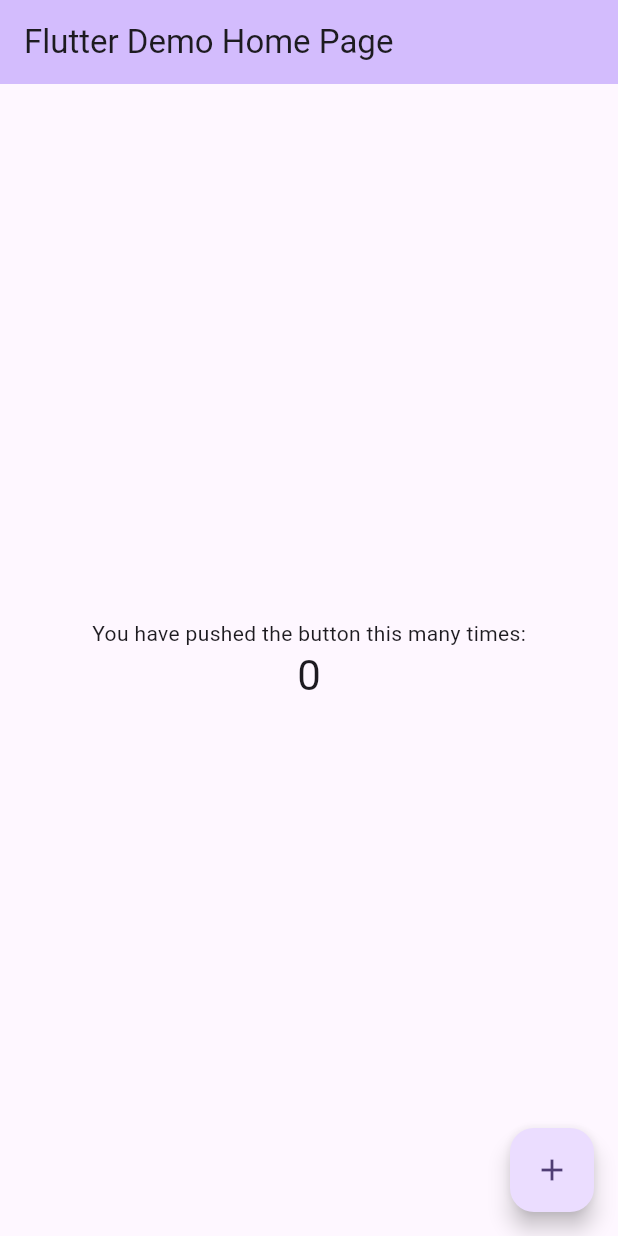
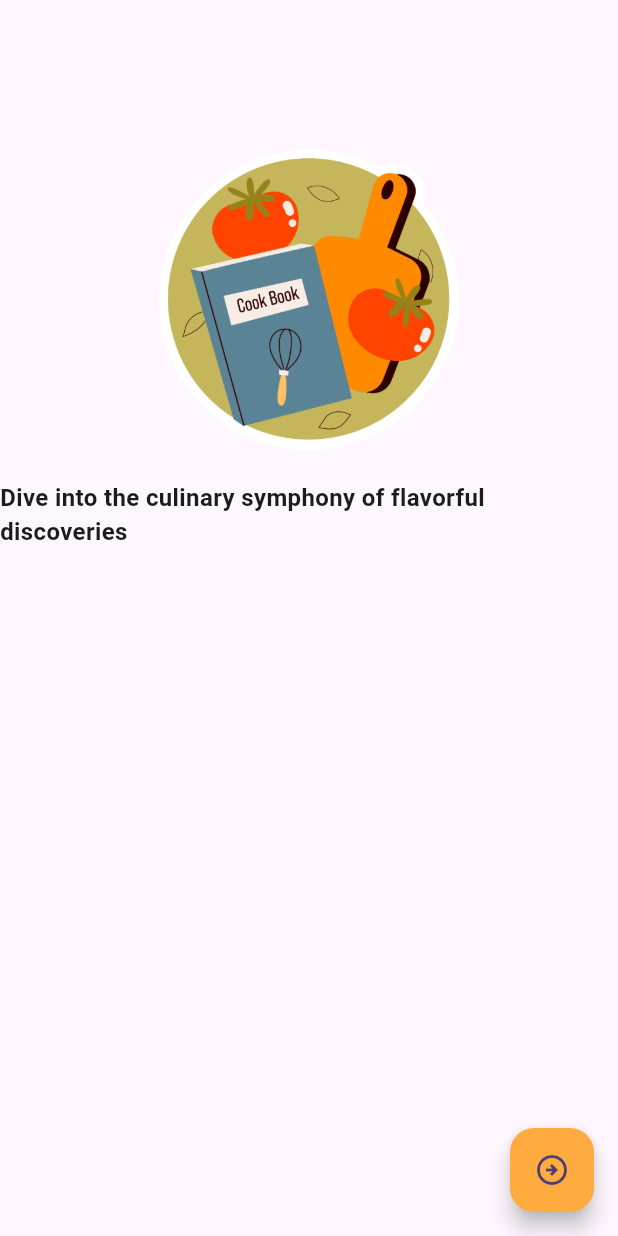
Before and after one commit to Rohit-554/Culinary_Craft, a Flutter app: the screen it shows after launch, on a phone screen of 412 x 824 dp. Run offline on Flutter 3.47's test engine with Material 2 defaults, Android fonts, the light colour scheme and no system bars; our stand-ins replace firebase_auth, firebase_core, google_fonts; accounts and stored records are empty.

Commit message:
Added dependencies and prepared screens

```diff
--- a/lib/main.dart
+++ b/lib/main.dart
@@ -1,6 +1,7 @@
 import 'package:flutter/material.dart';
 import 'package:firebase_core/firebase_core.dart';
 import 'package:firebase_auth/firebase_auth.dart';
+import 'package:fud/presentation/onboarding_screens/WelcomeScreen01.dart';
 
 void main() {
   runApp(const MyApp());
@@ -16,8 +17,9 @@ class MyApp extends StatelessWidget {
       theme: ThemeData(
         colorScheme: ColorScheme.fromSeed(seedColor: Colors.deepPurple),
         useMaterial3: true,
+
       ),
-      home: const MyHomePage(title: 'Flutter Demo Home Page'),
+      home: WelcomeScreen01(),
     );
   }
 }
--- /dev/null
+++ b/lib/presentation/onboarding_screens/WelcomeScreen01.dart
@@ -0,0 +1,45 @@
+import 'package:flutter/material.dart';
+import 'package:fud/presentation/onboarding_screens/WelcomeScreen02.dart';
+import 'package:google_fonts/google_fonts.dart';
+
+class WelcomeScreen01 extends StatelessWidget {
+  @override
+  Widget build(BuildContext context) {
+    return Scaffold(
+
+      body: Center(
+        child: Column(
+          children: [
+            Padding(
+              padding: EdgeInsets.only(top: 100),
+              child: Image.asset(
+                'assets/images/cook-book.png',
+                width: 200,
+                height: 200,
+              ),
+            ),
+            Padding(
+              padding: EdgeInsets.only(top: 20),
+              child: Text(
+                "Dive into the culinary symphony of flavorful discoveries",
+                style: TextStyle(fontSize: 16, fontWeight: FontWeight.bold),
+              ),
+            ),
+
+          ],
+        ),
+      ),
+      floatingActionButton: FloatingActionButton(
+        onPressed: () {
+          Navigator.push(
+            context,
+            MaterialPageRoute(builder: (context) =>  WelcomeScreen02()),
+          );
+        },
+        child: Icon(Icons.arrow_circle_right_outlined),
+        backgroundColor: Colors.orangeAccent,
+      ),
+      floatingActionButtonLocation: FloatingActionButtonLocation.endFloat,
+    );
+  }
+}
```
Also changed, not shown: lib/presentation/onboarding_screens/WelcomeScreen02.dart (added, +46 -0 lines), lib/presentation/onboarding_screens/WelcomeScreen03.dart (added, +43 -0 lines), pubspec.yaml (+58 -3 lines), assets/images/cook-book.png (added), assets/images/cooking.png (added), assets/images/healthy-food.png (added), pubspec.lock, 1 other file.
